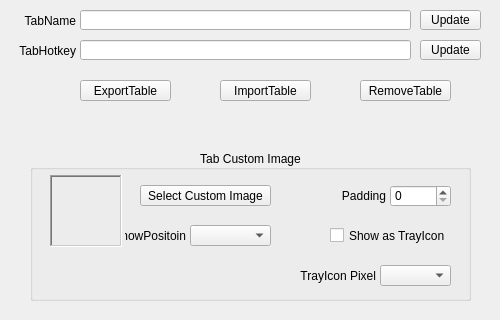
Before: the Qt Designer form QKeyMapper/qtablesetupdialog.ui in Zalafina/QKeyMapper, drawn with Qt 5.
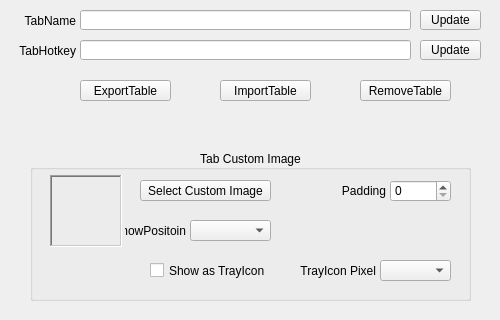
After: the same form once the commit is applied.

Commit message: Add TabCustomImage TrayIconPixel combobox.

The edit to the form file:
```diff
--- a/QKeyMapper/qtablesetupdialog.ui
+++ b/QKeyMapper/qtablesetupdialog.ui
@@ -210,7 +210,7 @@
    <property name="geometry">
     <rect>
      <x>140</x>
-     <y>185</y>
+     <y>180</y>
      <width>131</width>
      <height>21</height>
     </rect>
@@ -229,7 +229,7 @@
    <property name="geometry">
     <rect>
      <x>190</x>
-     <y>225</y>
+     <y>220</y>
      <width>81</width>
      <height>21</height>
     </rect>
@@ -248,7 +248,7 @@
    <property name="geometry">
     <rect>
      <x>265</x>
-     <y>185</y>
+     <y>180</y>
      <width>121</width>
      <height>22</height>
     </rect>
@@ -263,8 +263,8 @@
   <widget class="QCheckBox" name="customImageShowAsTrayIconCheckBox">
    <property name="geometry">
     <rect>
-     <x>330</x>
-     <y>225</y>
+     <x>150</x>
+     <y>260</y>
      <width>141</width>
      <height>21</height>
     </rect>
@@ -280,7 +280,7 @@
    <property name="geometry">
     <rect>
      <x>390</x>
-     <y>185</y>
+     <y>180</y>
      <width>61</width>
      <height>22</height>
     </rect>
@@ -293,7 +293,7 @@
    <property name="geometry">
     <rect>
      <x>125</x>
-     <y>225</y>
+     <y>220</y>
      <width>61</width>
      <height>21</height>
     </rect>
@@ -325,7 +325,7 @@
    <property name="geometry">
     <rect>
      <x>380</x>
-     <y>265</y>
+     <y>260</y>
      <width>71</width>
      <height>21</height>
     </rect>
@@ -344,7 +344,7 @@
    <property name="geometry">
     <rect>
      <x>265</x>
-     <y>265</y>
+     <y>260</y>
      <width>111</width>
      <height>21</height>
     </rect>
```
The commit also changes 1 other file.
